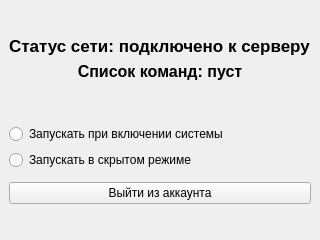
Above: desktop/ui/main_window.ui from FoKey-Junior/Remote-Desktop before the change. Below: the same form after it.
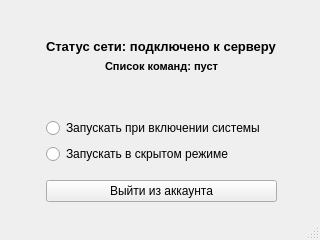
That is the form after the change.

The edit to the form file:
```diff
--- a/desktop/ui/main_window.ui
+++ b/desktop/ui/main_window.ui
@@ -1,7 +1,7 @@
 <?xml version="1.0" encoding="UTF-8"?>
 <ui version="4.0">
- <class>MainMenu</class>
- <widget class="QWidget" name="MainMenu">
+ <class>MainWindow</class>
+ <widget class="QMainWindow" name="MainWindow">
   <property name="geometry">
    <rect>
     <x>0</x>
@@ -25,12 +25,13 @@
   <property name="windowTitle">
    <string>Form</string>
   </property>
+  <widget class="QWidget" name="centralwidget">
   <widget class="QWidget" name="horizontalLayoutWidget_3">
    <property name="geometry">
     <rect>
      <x>0</x>
      <y>0</y>
-     <width>321</width>
+      <width>323</width>
      <height>241</height>
     </rect>
    </property>
@@ -67,7 +68,7 @@
        <widget class="QLabel" name="display_connection_status">
         <property name="font">
          <font>
-          <pointsize>13</pointsize>
+           <pointsize>10</pointsize>
           <bold>true</bold>
          </font>
         </property>
@@ -80,7 +81,7 @@
        <widget class="QLabel" name="display_commands">
         <property name="font">
          <font>
-          <pointsize>12</pointsize>
+           <pointsize>8</pointsize>
           <bold>true</bold>
          </font>
         </property>
@@ -183,6 +184,8 @@
     </item>
    </layout>
   </widget>
+  </widget>
+  <widget class="QStatusBar" name="statusbar"/>
  </widget>
  <resources/>
  <connections/>
```
Left out of the diff: 2 changed lines with no effect on the pictures. Lines whose indentation alone changed are shown as unchanged.
